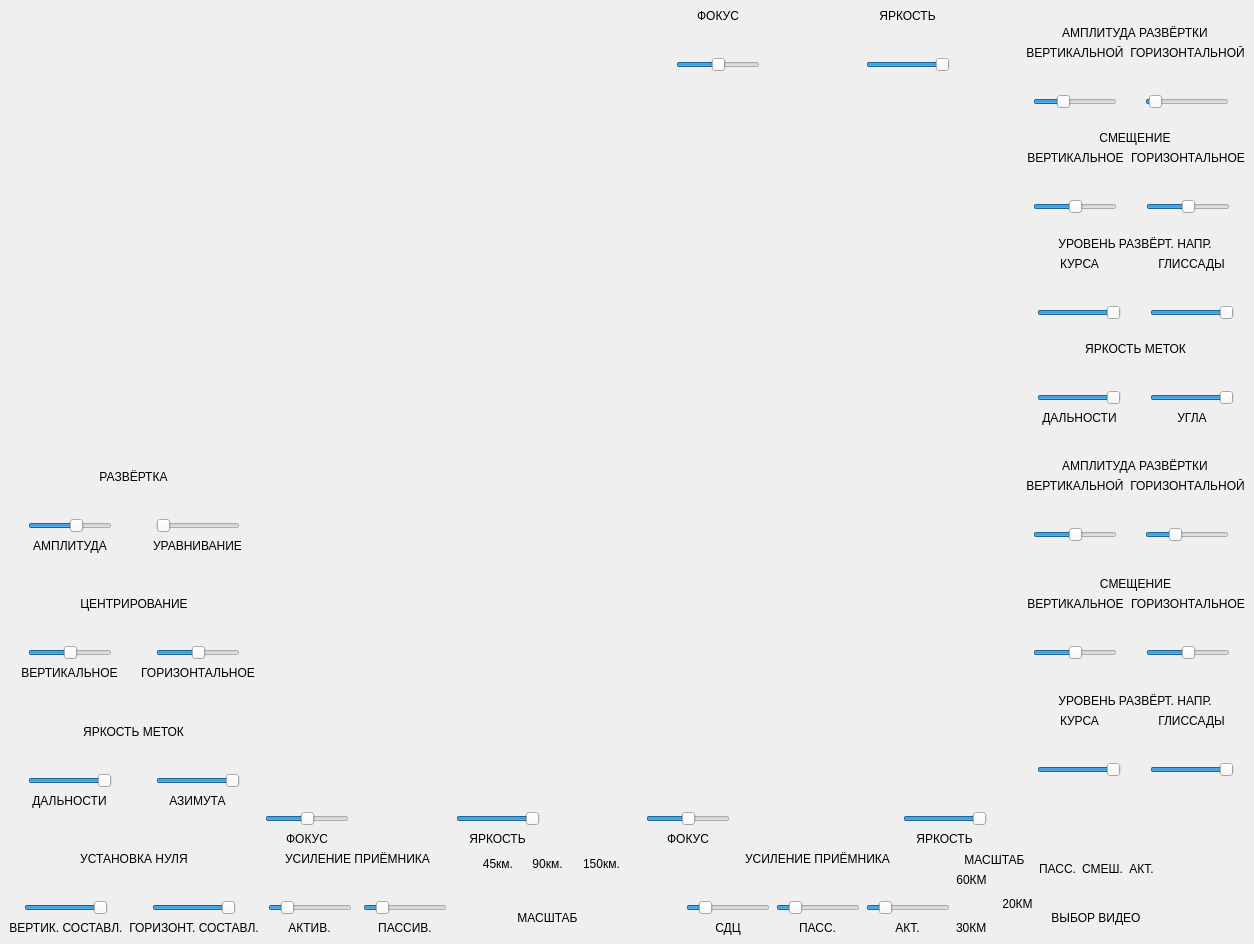
The window that rspview.ui (Carduelis/vk) describes before a commit, drawn with Qt 5.
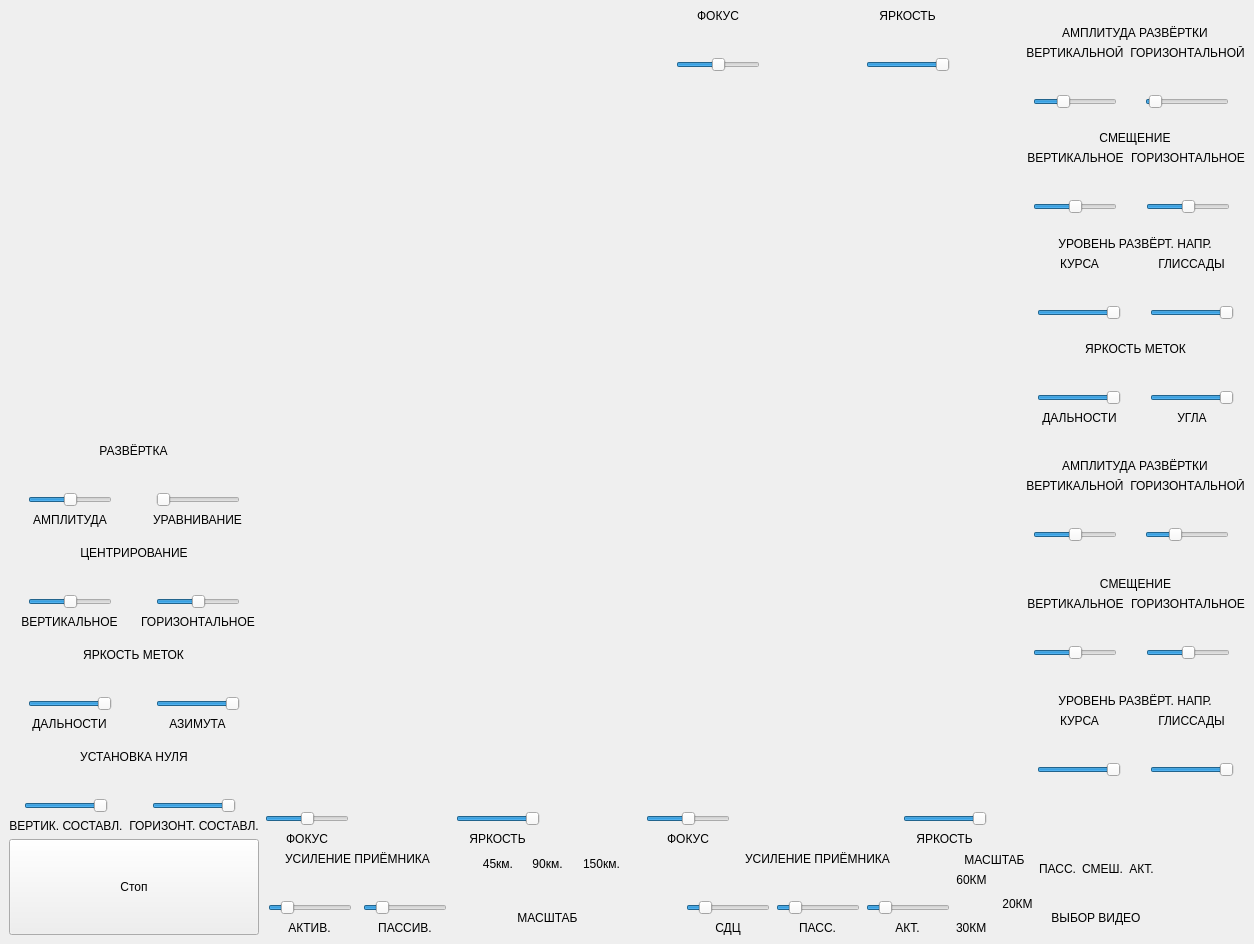
The same window after the commit. Icons and pictures are not drawn. Custom widgets are drawn as their Qt base class.

Patch:
```diff
--- a/rspview.ui
+++ b/rspview.ui
@@ -968,11 +968,14 @@
               <property name="cursor">
                <cursorShape>OpenHandCursor</cursorShape>
               </property>
+              <property name="minimum">
+               <number>0</number>
+              </property>
               <property name="maximum">
-               <number>100</number>
+               <number>200</number>
               </property>
               <property name="value">
-               <number>60</number>
+               <number>100</number>
               </property>
               <property name="orientation">
                <enum>Qt::Horizontal</enum>
@@ -1568,6 +1571,22 @@
         </item>
        </layout>
       </item>
+      <item row="4" column="0">
+       <widget class="QPushButton" name="ChangeMainLocatorState">
+        <property name="sizePolicy">
+         <sizepolicy hsizetype="Preferred" vsizetype="Preferred">
+          <horstretch>0</horstretch>
+          <verstretch>0</verstretch>
+         </sizepolicy>
+        </property>
+        <property name="cursor">
+         <cursorShape>PointingHandCursor</cursorShape>
+        </property>
+        <property name="text">
+         <string>Стоп</string>
+        </property>
+       </widget>
+      </item>
      </layout>
     </item>
     <item row="2" column="1">
```
